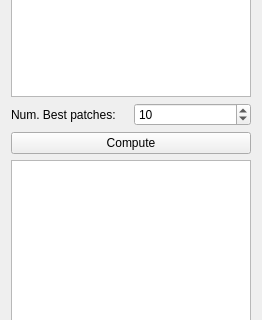
Before: the Qt Designer form TopPatchesWidget.ui in daviddoria/InteractivePatchComparison, drawn with Qt 5; both pictures show x 0 to 262 and y 126 to 446 of the 262 by 825 pixel window.
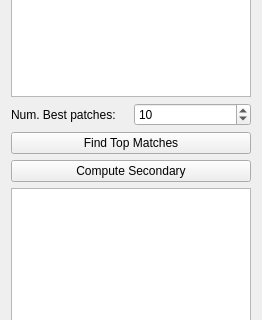
After: the same form once the commit is applied.

Commit message: Template TableModelTopPatches on the image type.

Patch:
```diff
--- a/TopPatchesWidget.ui
+++ b/TopPatchesWidget.ui
@@ -17,7 +17,7 @@
    <item>
     <layout class="QHBoxLayout" name="horizontalLayout" stretch="2">
      <item>
-      <layout class="QVBoxLayout" name="verticalLayout_2" stretch="0,1,0,0,0">
+      <layout class="QVBoxLayout" name="verticalLayout_2" stretch="0,1,0,0,0,0">
        <item>
         <widget class="QLabel" name="label_2">
          <property name="text">
@@ -71,7 +71,14 @@
        <item>
         <widget class="QPushButton" name="btnCompute">
          <property name="text">
-          <string>Compute</string>
+          <string>Find Top Matches</string>
+         </property>
+        </widget>
+       </item>
+       <item>
+        <widget class="QPushButton" name="btnComputeSecondary">
+         <property name="text">
+          <string>Compute Secondary</string>
          </property>
         </widget>
        </item>
```
Left out of the diff: 2 changed lines with no effect on the pictures. The commit also changes 5 other files.
